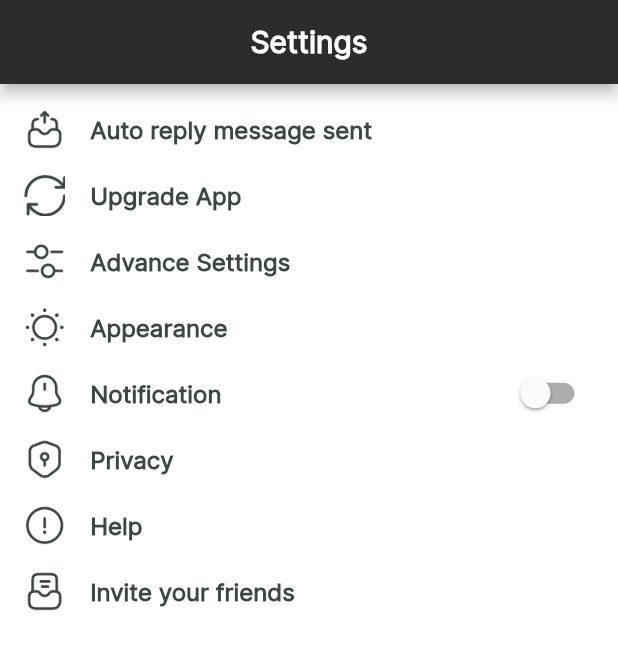
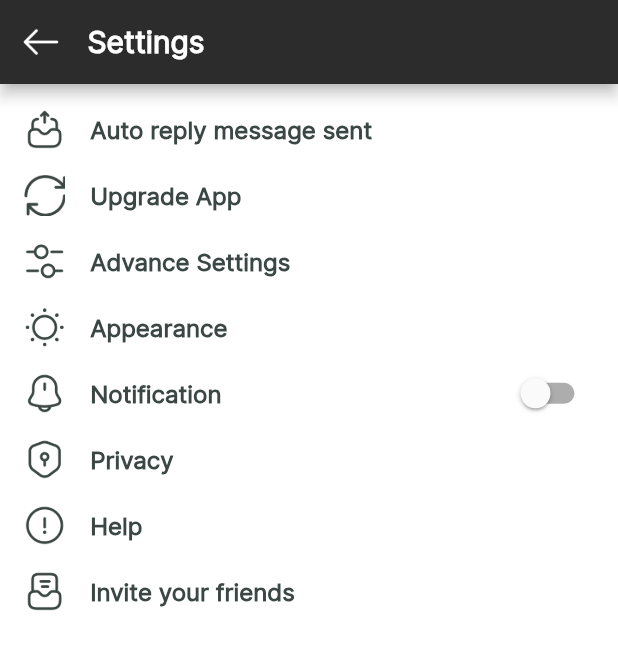
Before and after one commit to SavaliyaPrince/whatsappAuto_old, a Flutter app: the SettingPage screen opened by its route, on a phone screen of 412 x 824 dp. Shown: the top 650 px of the screen. Run offline on Flutter 3.47's test engine with Material 2 defaults, Android fonts, the phone set to English and light mode, and no system bars; our stand-ins replace fluttertoast, get, shared_preferences; accounts and stored records are empty.

Commit message:
back button add

```diff
--- a/lib/modules/setting_page/setting_page.dart
+++ b/lib/modules/setting_page/setting_page.dart
@@ -26,8 +26,22 @@ class SettingPage extends StatelessWidget {
           backgroundColor: homePageController.isSwitched.value
               ? AppColor.appBackgroundColor
               : AppColor.appBarColors,
-          centerTitle: true,
-          automaticallyImplyLeading: false,
+          // centerTitle: true,
+          leadingWidth: SizeUtils.fSize_40(),
+          leading: GestureDetector(
+            onTap: () {
+              Navigation.pop();
+            },
+            child: Padding(
+              padding: EdgeInsets.only(left: SizeUtils.horizontalBlockSize * 3),
+              child: Image.asset(
+                AppIcons.backIcon,
+                color: homePageController.isSwitched.value
+                    ? AppColor.backIconColor
+                    : AppColor.whiteColor,
+              ),
+            ),
+          ),
           title: AppText(
             AppString.setting,
             color: homePageController.isSwitched.value
```
